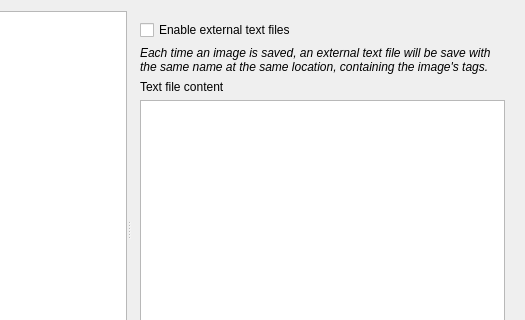
Qt form gui/src/settings/optionswindow.ui (Bionus/imgbrd-grabber) before a commit; both pictures show x 141 to 666 and y 0 to 320 of the 666 by 486 pixel window.
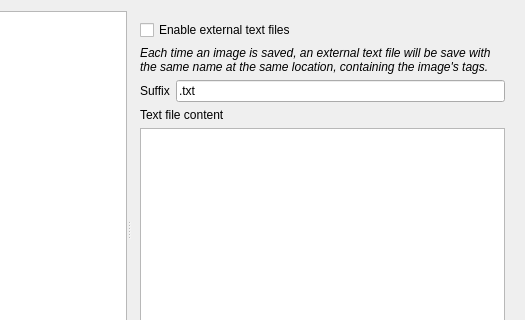
The same form after that commit. The open tabs and pages were chosen to show the change. Icons and pictures are not drawn.

Commit message: Allow to customize text file suffix in UI (issue #900)

```diff
--- a/gui/src/settings/optionswindow.ui
+++ b/gui/src/settings/optionswindow.ui
@@ -984,44 +984,76 @@
        </layout>
       </widget>
       <widget class="QWidget" name="pageSaveTextfile">
-       <layout class="QFormLayout" name="formLayout_12">
-        <item row="1" column="0" colspan="2">
-         <widget class="QLabel" name="label_81">
-          <property name="text">
-           <string>&lt;i&gt;Each time an image is saved, an external text file will be save with the same name at the same location, containing the image's tags.&lt;/i&gt;</string>
-          </property>
-          <property name="wordWrap">
-           <bool>true</bool>
-          </property>
-         </widget>
-        </item>
-        <item row="0" column="0" colspan="2">
+       <layout class="QVBoxLayout" name="verticalLayout_2">
+        <item>
          <widget class="QCheckBox" name="checkTextfileActivate">
           <property name="text">
            <string>Enable external text files</string>
           </property>
          </widget>
         </item>
-        <item row="2" column="0" colspan="2">
-         <widget class="QLabel" name="label_35">
+        <item>
+         <widget class="QLabel" name="label_81">
           <property name="text">
-           <string>Text file content</string>
-          </property>
-         </widget>
-        </item>
-        <item row="3" column="0" colspan="2">
-         <widget class="QPlainTextEdit" name="textEditTextfileContent"/>
-        </item>
-        <item row="4" column="0" colspan="2">
-         <widget class="QLabel" name="label_80">
-          <property name="text">
-           <string>Available tokens: the same as in the &quot;Save&quot; part.</string>
+           <string>&lt;i&gt;Each time an image is saved, an external text file will be save with the same name at the same location, containing the image's tags.&lt;/i&gt;</string>
           </property>
           <property name="wordWrap">
            <bool>true</bool>
           </property>
          </widget>
         </item>
+        <item>
+         <widget class="QWidget" name="widgetTextfile" native="true">
+          <layout class="QFormLayout" name="formLayout_12">
+           <property name="leftMargin">
+            <number>0</number>
+           </property>
+           <property name="topMargin">
+            <number>0</number>
+           </property>
+           <property name="rightMargin">
+            <number>0</number>
+           </property>
+           <property name="bottomMargin">
+            <number>0</number>
+           </property>
+           <item row="0" column="0">
+            <widget class="QLabel" name="label_89">
+             <property name="text">
+              <string>Suffix</string>
+             </property>
+            </widget>
+           </item>
+           <item row="0" column="1">
+            <widget class="QLineEdit" name="lineTextfileSuffix">
+             <property name="text">
+              <string>.txt</string>
+             </property>
+            </widget>
+           </item>
+           <item row="2" column="0" colspan="2">
+            <widget class="QPlainTextEdit" name="textEditTextfileContent"/>
+           </item>
+           <item row="1" column="0" colspan="2">
+            <widget class="QLabel" name="label_35">
+             <property name="text">
+              <string>Text file content</string>
+             </property>
+            </widget>
+           </item>
+           <item row="3" column="0" colspan="2">
+            <widget class="QLabel" name="label_80">
+             <property name="text">
+              <string>Available tokens: the same as in the &quot;Save&quot; part.</string>
+             </property>
+             <property name="wordWrap">
+              <bool>true</bool>
+             </property>
+            </widget>
+           </item>
+          </layout>
+         </widget>
+        </item>
        </layout>
       </widget>
       <widget class="QWidget" name="pageSaveLog">
```
Left out of the diff: 150 changed lines with no effect on the pictures. The commit also changes 1 other file.
